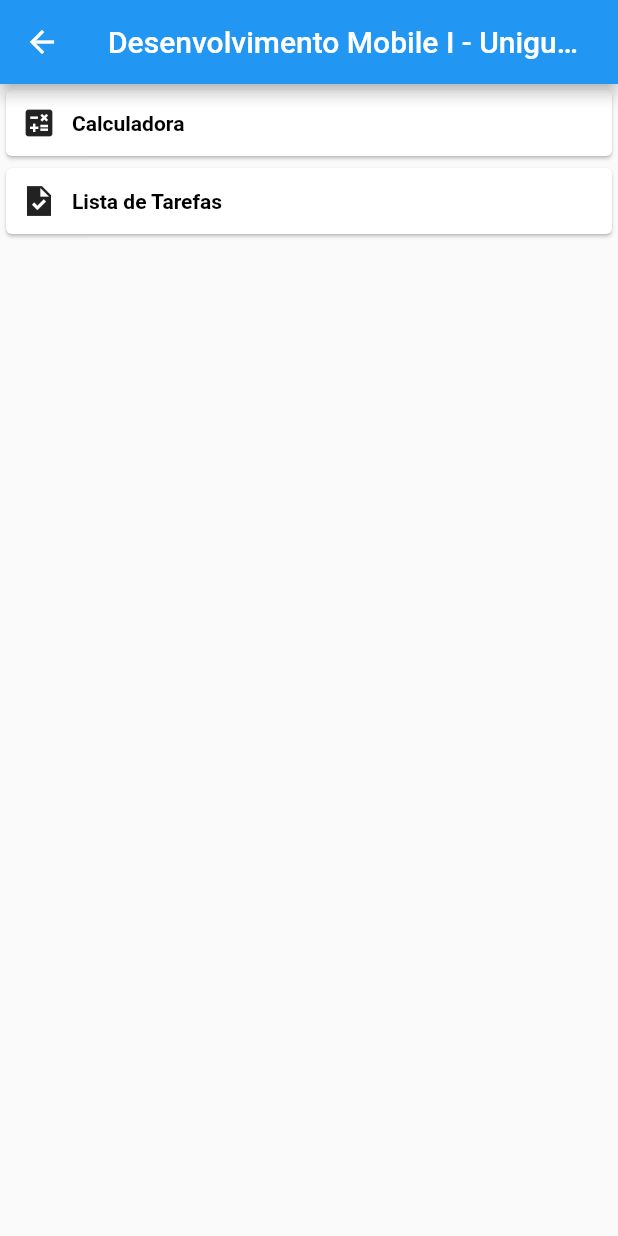
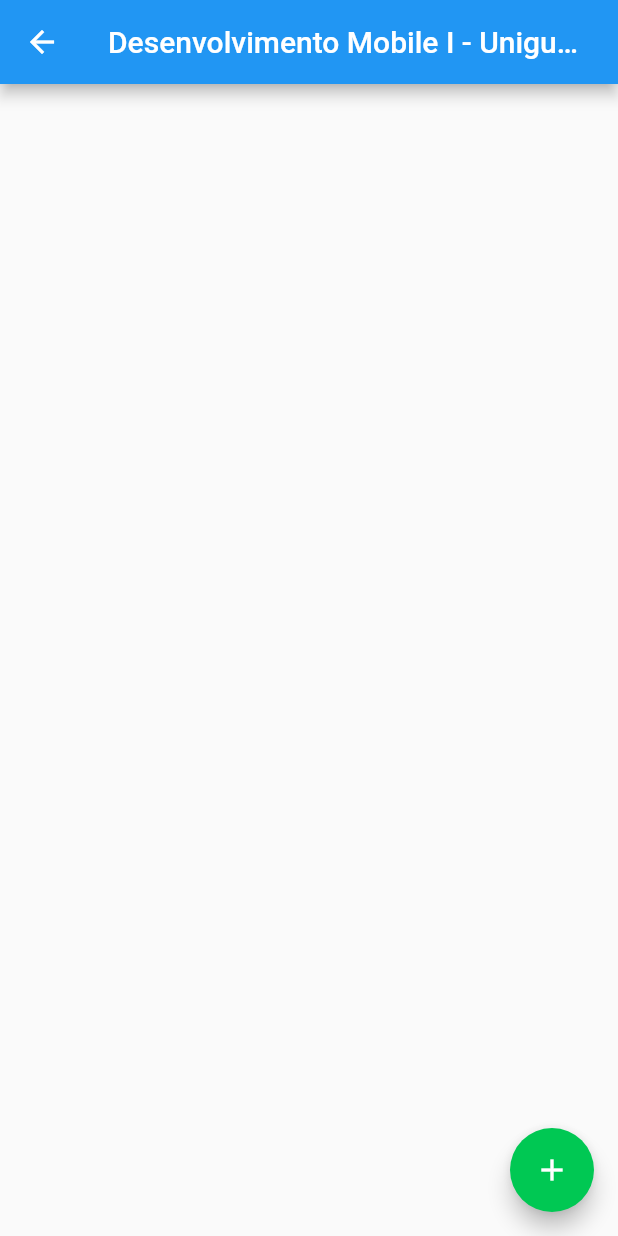
Before and after one commit to gdeus/aulas, a Flutter app: the HomeScreen screen opened directly, after a tap on "Lista de Tarefas", on a phone screen of 412 x 824 dp. Run offline on Flutter 3.47's test engine with Material 2 defaults, Android fonts, the light colour scheme and no system bars.

Commit message:
start todolist

```diff
--- a/lib/calculadora.dart
+++ b/lib/calculadora.dart
@@ -40,8 +40,6 @@ class _CalculadoraState extends State<Calculadora> {
 
     void doExpression(String expressionSimbol){
       if(expression == null){
-        print('entrei no expression null');
-        print(valueString);
         expression = expressionSimbol;
         value1 = double.parse(valueString);
         valueString = '';
--- a/lib/home_screen.dart
+++ b/lib/home_screen.dart
@@ -1,3 +1,5 @@
+import 'package:aulas/calculadora.dart';
+import 'package:aulas/todo_list.dart';
 import 'package:aulas/widgets/row_button.dart';
 import 'package:flutter/material.dart';
 
@@ -9,14 +11,29 @@ class HomeScreen extends StatefulWidget {
 }
 
 class _HomeScreenState extends State<HomeScreen> {
+
+  void navigationToCalculator(){
+    Navigator.push(
+      context,
+      MaterialPageRoute(builder: (context) => const Calculadora()),
+    );
+  }
+
+  void navigationToDoList(){
+    Navigator.push(
+      context,
+      MaterialPageRoute(builder: (context) => const ToDoList()),
+    );
+  }
+
   @override
   Widget build(BuildContext context) {
     return Scaffold(
       appBar: AppBar(title: const Text('Desenvolvimento Mobile I - Uniguaçu'), centerTitle: true,),
       body: Column(
         children: [
-          rowButton(Icons.calculate, "Calculadora", () => print('chamando a calculadora')),
-          rowButton(Icons.task_sharp, "Lista de Tarefas", () => print('chamando a tela de lista de tarefas')),
+          rowButton(Icons.calculate, "Calculadora", () => navigationToCalculator()),
+          rowButton(Icons.task_sharp, "Lista de Tarefas", () => navigationToDoList()),
         ],
       ),
     );
--- a/lib/main.dart
+++ b/lib/main.dart
@@ -1,4 +1,3 @@
-import 'package:aulas/calculadora.dart';
 import 'package:aulas/home_screen.dart';
 import 'package:flutter/material.dart';
 
@@ -15,7 +14,7 @@ class MyApp extends StatelessWidget {
       theme: ThemeData(
         primarySwatch: Colors.blue,
       ),
-      home: const Calculadora()
+      home: const HomeScreen()
     );
   }
 }
--- /dev/null
+++ b/lib/todo_list.dart
@@ -0,0 +1,27 @@
+import 'package:flutter/material.dart';
+
+class ToDoList extends StatefulWidget {
+  const ToDoList({Key? key}) : super(key: key);
+
+  @override
+  State<ToDoList> createState() => _ToDoListState();
+}
+
+class _ToDoListState extends State<ToDoList> {
+  @override
+  Widget build(BuildContext context) {
+    return Scaffold(
+      appBar: AppBar(title: const Text('Desenvolvimento Mobile I - Uniguaçu'), centerTitle: true,),
+      floatingActionButton: FloatingActionButton(
+        onPressed: () => print('adicionar tarefa'),
+        backgroundColor: Colors.greenAccent[700],
+        child: const Icon(Icons.add),
+      ),
+      body: Column(
+        children: [
+
+        ]
+      ),
+    );
+  }
+}
```
Also changed, not shown: lib/widgets/card_tarefa.dart (added, +13 -0 lines).
